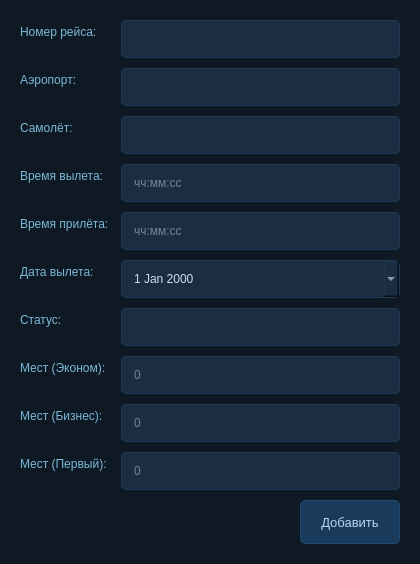
Panamka207/L2_web, file ui/flight.ui: the form before one commit.
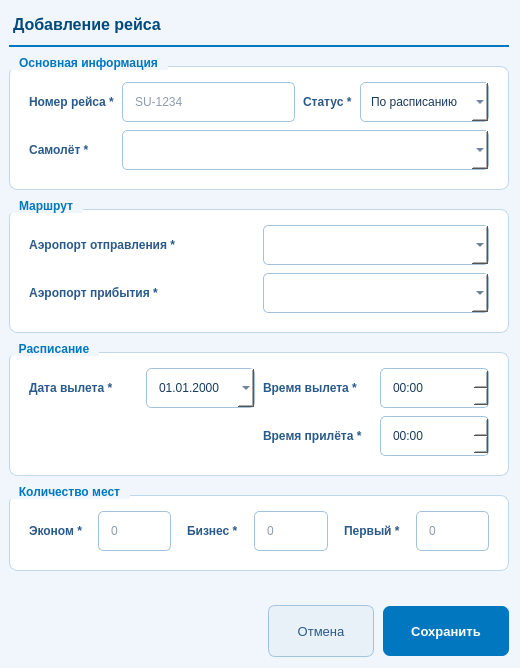
The form after the commit.

The edit to the form file:
```diff
--- a/ui/flight.ui
+++ b/ui/flight.ui
@@ -6,53 +6,84 @@
    <rect>
     <x>0</x>
     <y>0</y>
-    <width>420</width>
-    <height>480</height>
+    <width>520</width>
+    <height>668</height>
    </rect>
   </property>
   <property name="windowTitle">
    <string>Рейс</string>
   </property>
   <property name="styleSheet">
-   <string>
+   <string notr="true">
 QDialog {
-    background-color: #0f1923;
-    color: #d0dce8;
+    background-color: #f0f6fc;
     font-family: 'Segoe UI', Arial, sans-serif;
-    font-size: 13px;
+}
+QLabel#titleLabel {
+    color: #004a7c;
+    font-size: 16px;
+    font-weight: bold;
+    padding: 4px 0 2px 0;
+}
+QFrame#headerLine {
+    background-color: #0077be;
+    max-height: 2px;
+    border: none;
+}
+QGroupBox {
+    background-color: #ffffff;
+    border: 1px solid #c0d8ec;
+    border-radius: 8px;
+    margin-top: 10px;
+    padding: 6px 10px 10px 10px;
+    font-weight: bold;
+    font-size: 12px;
+    color: #004a7c;
+}
+QGroupBox::title {
+    subcontrol-origin: margin;
+    subcontrol-position: top left;
+    padding: 0 8px;
+    color: #0077be;
+    background-color: #f0f6fc;
 }
 QLabel {
-    color: #7ab8d8;
+    color: #2a5a8a;
     font-size: 12px;
+    font-weight: 600;
 }
-QLineEdit, QComboBox, QDateEdit {
-    background-color: #1a2d42;
-    color: #d0dce8;
-    border: 1px solid #1e3a55;
+QLineEdit, QComboBox, QDateEdit, QTimeEdit {
+    background-color: #ffffff;
+    color: #1a3a5c;
+    border: 1px solid #a0c4e0;
     border-radius: 5px;
     padding: 5px 10px;
     font-size: 12px;
-    min-height: 26px;
+    min-height: 28px;
 }
 QLineEdit:focus, QComboBox:focus, QDateEdit:focus {
     border: 1px solid #4fc3f7;
 }
-QComboBox::drop-down { border: none; width: 20px; }
-QComboBox QAbstractItemView {
-    background-color: #1a2d42;
-    color: #d0dce8;
-    border: 1px solid #1e3a55;
-    selection-background-color: #0d2137;
-    selection-color: #4fc3f7;
+QPushButton#btnSave {
+    background-color: #0077be;
+    color: #ffffff;
+    border: none;
+    border-radius: 7px;
+    padding: 8px 28px;
+    font-size: 13px;
+    font-weight: bold;
+    min-height: 34px;
 }
-QPushButton {
-    background-color: #1a3a5c;
-    color: #b8d4ec;
-    border: 1px solid #1e4a72;
-    border-radius: 5px;
-    padding: 6px 20px;
+QPushButton#btnSave:hover { background-color: #005fa0; }
+QPushButton#btnSave:pressed { background-color: #004880; }
+QPushButton#btnCancel {
+    background-color: #e8f0f8;
+    color: #2a5a8a;
+    border: 1px solid #a0c4e0;
+    border-radius: 7px;
+    padding: 8px 28px;
     font-size: 13px;
-    min-height: 30px;
+    min-height: 34px;
 }
 QPushButton:hover {
     background-color: #1e4a72;
@@ -63,146 +94,226 @@
   </property>
   <layout class="QVBoxLayout" name="verticalLayout">
    <property name="spacing">
-    <number>10</number>
+    <number>9</number>
    </property>
    <property name="leftMargin">
-    <number>20</number>
+    <number>9</number>
    </property>
-   <property name="topMargin">
-    <number>20</number>
-   </property>
-   <property name="rightMargin">
-    <number>20</number>
-   </property>
-   <property name="bottomMargin">
-    <number>20</number>
-   </property>
+   <item>
+    <widget class="QLabel" name="titleLabel">
+     <property name="text">
+      <string>Добавление рейса</string>
+     </property>
+    </widget>
+   </item>
+   <item>
+    <widget class="QFrame" name="headerLine">
+     <property name="frameShape">
+      <enum>QFrame::Shape::HLine</enum>
+     </property>
+    </widget>
+   </item>
    <item>
-    <layout class="QFormLayout" name="formLayout">
-     <property name="horizontalSpacing">
-      <number>12</number>
+    <widget class="QGroupBox" name="groupMain">
+     <property name="title">
+      <string>Основная информация</string>
      </property>
-     <property name="verticalSpacing">
-      <number>10</number>
+     <layout class="QGridLayout" name="gridMain">
+      <property name="spacing">
+       <number>8</number>
      </property>
      <item row="0" column="0">
-      <widget class="QLabel" name="label_1">
+       <widget class="QLabel" name="lbl_number">
        <property name="text">
-        <string>Номер рейса:</string>
+         <string>Номер рейса *</string>
        </property>
       </widget>
      </item>
      <item row="0" column="1">
-      <widget class="QLineEdit" name="flight_number_lineEdit"/>
+       <widget class="QLineEdit" name="flight_number_lineEdit">
+        <property name="placeholderText">
+         <string>SU-1234</string>
+        </property>
+       </widget>
+      </item>
+      <item row="0" column="2">
+       <widget class="QLabel" name="lbl_status">
+        <property name="text">
+         <string>Статус *</string>
+        </property>
+       </widget>
+      </item>
+      <item row="0" column="3">
+       <widget class="QComboBox" name="status_comboBox">
+        <item>
+         <property name="text">
+          <string>По расписанию</string>
+         </property>
+        </item>
+        <item>
+         <property name="text">
+          <string>Задержан</string>
+         </property>
+        </item>
+        <item>
+         <property name="text">
+          <string>Отменён</string>
+         </property>
+        </item>
+        <item>
+         <property name="text">
+          <string>Выполнен</string>
+         </property>
+        </item>
+       </widget>
      </item>
      <item row="1" column="0">
-      <widget class="QLabel" name="label_2">
+       <widget class="QLabel" name="lbl_plane">
        <property name="text">
-        <string>Аэропорт:</string>
+         <string>Самолёт *</string>
        </property>
       </widget>
      </item>
-     <item row="1" column="1">
-      <widget class="QComboBox" name="airport_comboBox"/>
-     </item>
-     <item row="2" column="0">
-      <widget class="QLabel" name="label_3">
-       <property name="text">
-        <string>Самолёт:</string>
-       </property>
-      </widget>
-     </item>
-     <item row="2" column="1">
+      <item row="1" column="1" colspan="3">
       <widget class="QComboBox" name="airplane_comboBox"/>
      </item>
-     <item row="3" column="0">
-      <widget class="QLabel" name="label_4">
-       <property name="text">
-        <string>Время вылета:</string>
-       </property>
-      </widget>
-     </item>
-     <item row="3" column="1">
-      <widget class="QLineEdit" name="time_lineEdit">
-       <property name="placeholderText">
-        <string>чч:мм:сс</string>
-       </property>
-      </widget>
-     </item>
-     <item row="4" column="0">
-      <widget class="QLabel" name="label_5">
+     </layout>
+    </widget>
+   </item>
+   <item>
+    <widget class="QGroupBox" name="groupRoute">
+     <property name="title">
+      <string>Маршрут</string>
+     </property>
+     <layout class="QGridLayout" name="gridRoute">
+      <property name="spacing">
+       <number>8</number>
+      </property>
+      <item row="0" column="0">
+       <widget class="QLabel" name="lbl_dep">
+        <property name="text">
+         <string>Аэропорт отправления *</string>
+        </property>
+       </widget>
+      </item>
+      <item row="0" column="1">
+       <widget class="QComboBox" name="departure_airport_comboBox"/>
+      </item>
+      <item row="1" column="0">
+       <widget class="QLabel" name="lbl_arr">
        <property name="text">
-        <string>Время прилёта:</string>
+         <string>Аэропорт прибытия *</string>
        </property>
       </widget>
      </item>
-     <item row="4" column="1">
-      <widget class="QLineEdit" name="time2_lineEdit">
-       <property name="placeholderText">
-        <string>чч:мм:сс</string>
-       </property>
-      </widget>
-     </item>
-     <item row="5" column="0">
-      <widget class="QLabel" name="label_6">
+      <item row="1" column="1">
+       <widget class="QComboBox" name="arrival_airport_comboBox"/>
+      </item>
+     </layout>
+    </widget>
+   </item>
+   <item>
+    <widget class="QGroupBox" name="groupSchedule">
+     <property name="title">
+      <string>Расписание</string>
+     </property>
+     <layout class="QGridLayout" name="gridSchedule">
+      <property name="spacing">
+       <number>8</number>
+      </property>
+      <item row="0" column="0">
+       <widget class="QLabel" name="lbl_date">
        <property name="text">
-        <string>Дата вылета:</string>
+         <string>Дата вылета *</string>
        </property>
       </widget>
      </item>
-     <item row="5" column="1">
+      <item row="0" column="1">
       <widget class="QDateEdit" name="dateEdit">
+        <property name="displayFormat">
+         <string>dd.MM.yyyy</string>
+        </property>
        <property name="calendarPopup">
         <bool>true</bool>
        </property>
       </widget>
      </item>
-     <item row="6" column="0">
-      <widget class="QLabel" name="label_7">
+      <item row="0" column="2">
+       <widget class="QLabel" name="lbl_dep_time">
        <property name="text">
-        <string>Статус:</string>
+         <string>Время вылета *</string>
        </property>
       </widget>
      </item>
-     <item row="6" column="1">
-      <widget class="QComboBox" name="status_comboBox"/>
-     </item>
-     <item row="7" column="0">
-      <widget class="QLabel" name="label_8">
+      <item row="0" column="3">
+       <widget class="QTimeEdit" name="time_timeEdit">
+        <property name="displayFormat">
+         <string>HH:mm</string>
+        </property>
+       </widget>
+      </item>
+      <item row="1" column="2">
+       <widget class="QLabel" name="lbl_arr_time">
        <property name="text">
-        <string>Мест (Эконом):</string>
+         <string>Время прилёта *</string>
        </property>
       </widget>
      </item>
-     <item row="7" column="1">
+      <item row="1" column="3">
+       <widget class="QTimeEdit" name="time2_timeEdit">
+        <property name="displayFormat">
+         <string>HH:mm</string>
+        </property>
+       </widget>
+      </item>
+     </layout>
+    </widget>
+   </item>
+   <item>
+    <widget class="QGroupBox" name="groupSeats">
+     <property name="title">
+      <string>Количество мест</string>
+     </property>
+     <layout class="QHBoxLayout" name="hSeats">
+      <property name="spacing">
+       <number>16</number>
+      </property>
+      <item>
+       <widget class="QLabel" name="lbl_eco">
+        <property name="text">
+         <string>Эконом *</string>
+        </property>
+       </widget>
+      </item>
+      <item>
       <widget class="QLineEdit" name="economy_seats_lineEdit">
        <property name="placeholderText">
         <string>0</string>
        </property>
       </widget>
      </item>
-     <item row="8" column="0">
-      <widget class="QLabel" name="label_9">
+      <item>
+       <widget class="QLabel" name="lbl_biz">
        <property name="text">
-        <string>Мест (Бизнес):</string>
+         <string>Бизнес *</string>
        </property>
       </widget>
      </item>
-     <item row="8" column="1">
+      <item>
       <widget class="QLineEdit" name="business_seats_lineEdit">
        <property name="placeholderText">
         <string>0</string>
        </property>
       </widget>
      </item>
-     <item row="9" column="0">
-      <widget class="QLabel" name="label_10">
+      <item>
+       <widget class="QLabel" name="lbl_first">
        <property name="text">
-        <string>Мест (Первый):</string>
+         <string>Первый *</string>
        </property>
       </widget>
      </item>
-     <item row="9" column="1">
+      <item>
       <widget class="QLineEdit" name="first_class_seats_lineEdit">
        <property name="placeholderText">
         <string>0</string>
@@ -210,6 +321,7 @@
       </widget>
      </item>
     </layout>
+    </widget>
    </item>
    <item>
     <spacer>
@@ -219,13 +331,13 @@
      <property name="sizeHint" stdset="0">
       <size>
        <width>20</width>
-       <height>10</height>
+       <height>8</height>
       </size>
      </property>
     </spacer>
    </item>
    <item>
-    <layout class="QHBoxLayout">
+    <layout class="QHBoxLayout" name="btnLayout">
      <item>
       <spacer>
        <property name="orientation">
@@ -240,9 +352,16 @@
       </spacer>
      </item>
      <item>
-      <widget class="QPushButton" name="pushButton">
+      <widget class="QPushButton" name="btnCancel">
        <property name="text">
-        <string>Добавить</string>
+        <string>Отмена</string>
+       </property>
+      </widget>
+     </item>
+     <item>
+      <widget class="QPushButton" name="btnSave">
+       <property name="text">
+        <string>Сохранить</string>
        </property>
       </widget>
      </item>
```
Left out of the diff: 21 changed lines with no effect on the pictures. Lines whose indentation alone changed are shown as unchanged.
